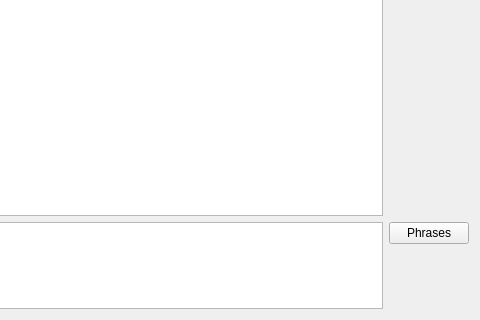
Qt form XArch/reportchild.ui (Iolana/common) before a commit; both pictures show x 122 to 602 and y 190 to 510 of the 602 by 510 pixel window.
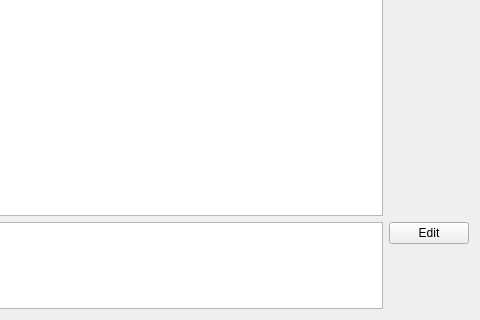
The same form after that commit.

Patch:
```diff
--- a/XArch/reportchild.ui
+++ b/XArch/reportchild.ui
@@ -162,7 +162,7 @@
          <item>
           <widget class="QPushButton" name="btnPhrases">
            <property name="text">
-            <string>Phrases</string>
+            <string>Edit</string>
            </property>
           </widget>
          </item>
```
Left out of the diff: 10 changed lines with no effect on the pictures.
